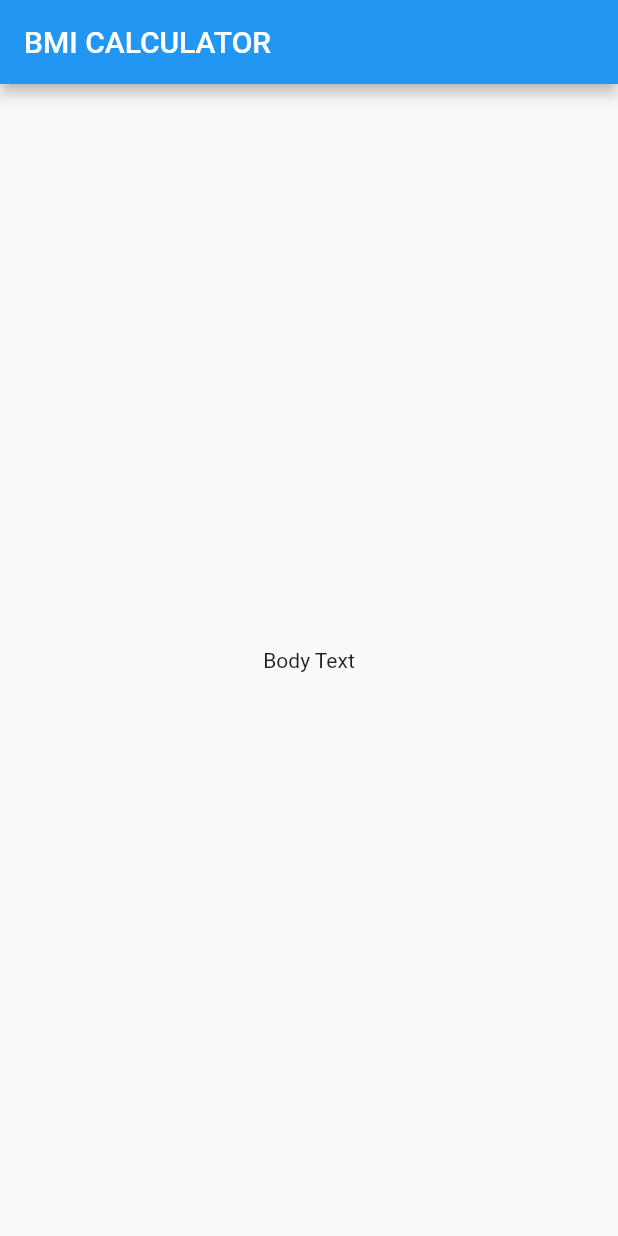
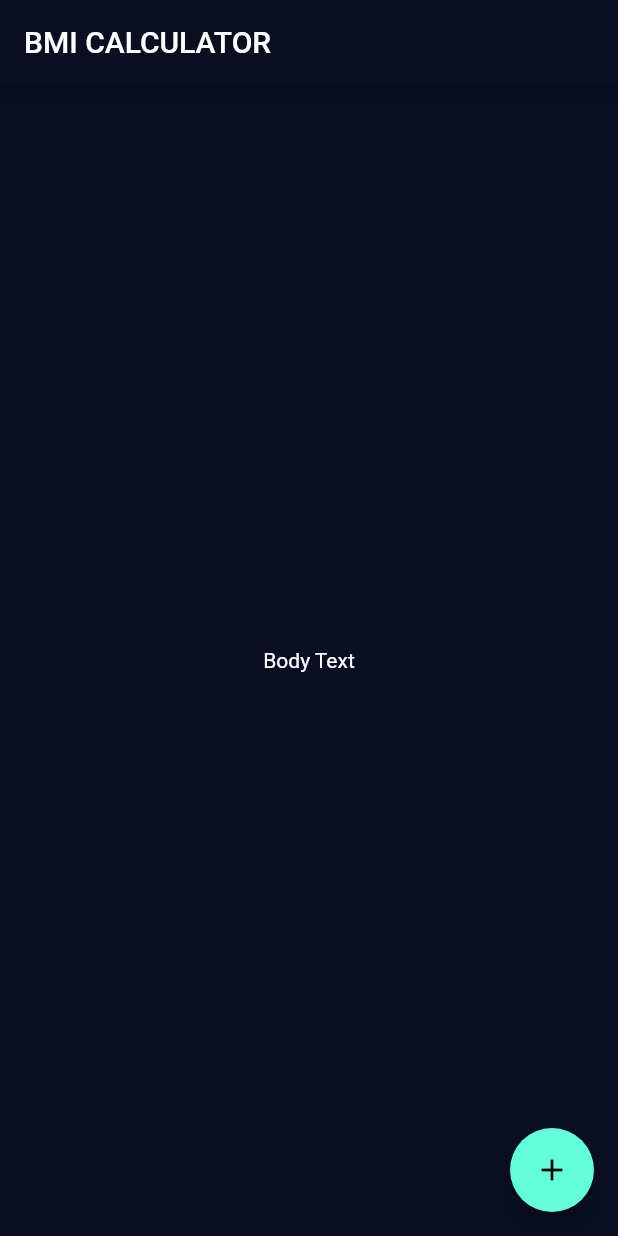
Before and after one commit to allefsousa/Flutter-IMC, a Flutter app: the screen it shows after launch, on a phone screen of 412 x 824 dp. Run offline on Flutter 3.47's test engine with Material 2 defaults, Android fonts, the phone set to English and light mode, and no system bars.

Commit message:
Alterando tema dark

```diff
--- a/lib/main.dart
+++ b/lib/main.dart
@@ -6,9 +6,9 @@ class MyApp extends StatelessWidget {
   @override
   Widget build(BuildContext context) {
     return MaterialApp(
-      title: 'Flutter Demo',
-      theme: ThemeData(
-        primarySwatch: Colors.blue,
+      theme: ThemeData.dark().copyWith(
+        primaryColor: Color(0xff0a0e21),
+        scaffoldBackgroundColor: Color(0xff0a0e21),
       ),
       home: MyHomePage(title: 'Flutter Demo Home Page'),
     );
@@ -36,7 +36,10 @@ class _MyHomePageState extends State<MyHomePage> {
       ),
       body: Center(
         child: Text("Body Text"),
-      )
+      ),
+      floatingActionButton: FloatingActionButton(
+        child: Icon(Icons.add), onPressed: () {},
+      ),
     );
   }
 }
```
